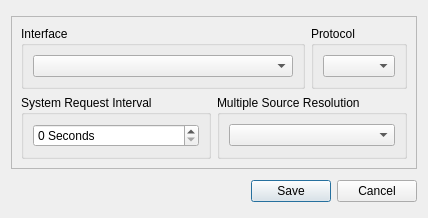
Before: the Qt Designer form src/settingsdialog.ui in marcusbirkin/OTPView, drawn with Qt 5.
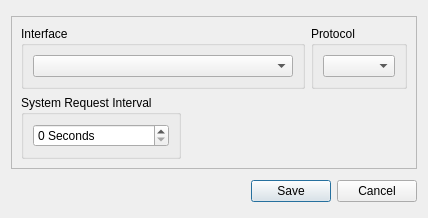
After: the same form once the commit is applied.

```diff
--- a/src/settingsdialog.ui
+++ b/src/settingsdialog.ui
@@ -103,7 +103,7 @@
       </item>
       <item>
        <layout class="QGridLayout" name="gridLayout">
-        <item row="0" column="0">
+        <item row="1" column="0">
          <widget class="QGroupBox" name="gbSystemUpdate">
           <property name="sizePolicy">
            <sizepolicy hsizetype="Preferred" vsizetype="Fixed">
@@ -128,17 +128,18 @@
           </layout>
          </widget>
         </item>
-        <item row="0" column="1">
-         <widget class="QGroupBox" name="gbResolution">
-          <property name="title">
-           <string>Multiple Source Resolution</string>
+        <item row="1" column="1">
+         <spacer name="horizontalSpacer">
+          <property name="orientation">
+           <enum>Qt::Horizontal</enum>
           </property>
-          <layout class="QVBoxLayout" name="verticalLayout_2">
-           <item>
-            <widget class="QComboBox" name="cbResolution"/>
-           </item>
-          </layout>
-         </widget>
+          <property name="sizeHint" stdset="0">
+           <size>
+            <width>40</width>
+            <height>20</height>
+           </size>
+          </property>
+         </spacer>
         </item>
        </layout>
       </item>
```
